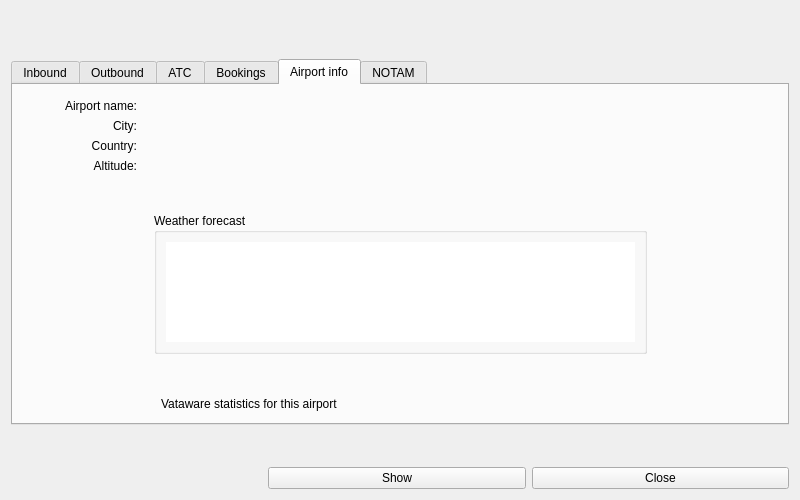
Before: the Qt Designer form source/ui/windows/airportdetailswindow.ui in Vatsinator/vatsinator-legacy, drawn with Qt 5.
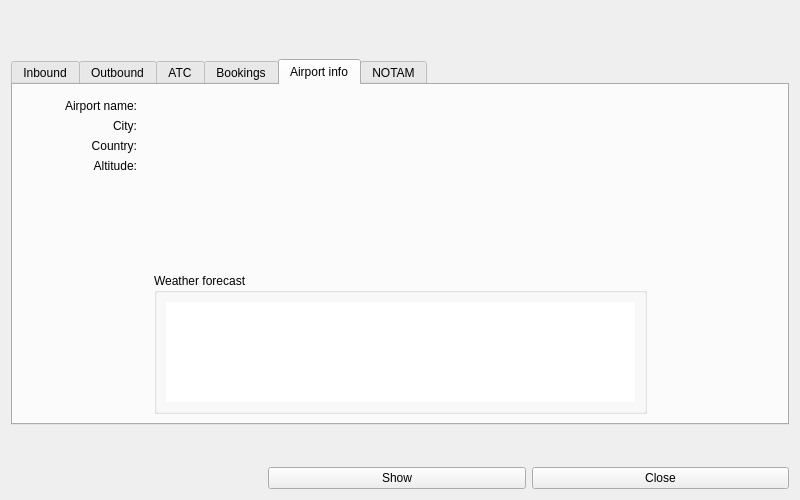
After: the same form once the commit is applied. The open tabs and pages were chosen to show the change. Icons and pictures are not drawn. Custom widgets are drawn as their Qt base class.

Commit message: Remove Vataware references https://www.facebook.com/vataware/posts/10151953331885976?stream_ref=10

Diff of the .ui file:
```diff
--- a/source/ui/windows/airportdetailswindow.ui
+++ b/source/ui/windows/airportdetailswindow.ui
@@ -574,65 +574,6 @@
            </item>
           </layout>
          </item>
-         <item>
-          <spacer name="verticalSpacer">
-           <property name="orientation">
-            <enum>Qt::Vertical</enum>
-           </property>
-           <property name="sizeHint" stdset="0">
-            <size>
-             <width>20</width>
-             <height>40</height>
-            </size>
-           </property>
-          </spacer>
-         </item>
-         <item>
-          <layout class="QHBoxLayout" name="horizontalLayout_5" stretch="1,0,5">
-           <item>
-            <widget class="QLabel" name="label_6">
-             <property name="text">
-              <string/>
-             </property>
-             <property name="pixmap">
-              <pixmap resource="../resources/imgs.qrc">:/extra/vataware.png</pixmap>
-             </property>
-             <property name="alignment">
-              <set>Qt::AlignRight|Qt::AlignTrailing|Qt::AlignVCenter</set>
-             </property>
-             <property name="margin">
-              <number>0</number>
-             </property>
-             <property name="indent">
-              <number>10</number>
-             </property>
-            </widget>
-           </item>
-           <item>
-            <spacer name="horizontalSpacer">
-             <property name="orientation">
-              <enum>Qt::Horizontal</enum>
-             </property>
-             <property name="sizeHint" stdset="0">
-              <size>
-               <width>10</width>
-               <height>20</height>
-              </size>
-             </property>
-            </spacer>
-           </item>
-           <item>
-            <widget class="QLabel" name="VatawareAirportLinkLabel">
-             <property name="text">
-              <string>Vataware statistics for this airport</string>
-             </property>
-             <property name="openExternalLinks">
-              <bool>true</bool>
-             </property>
-            </widget>
-           </item>
-          </layout>
-         </item>
         </layout>
        </item>
       </layout>
@@ -774,17 +715,17 @@
    <extends>QTableView</extends>
    <header>ui/views/controllertableview.h</header>
   </customwidget>
+  <customwidget>
+   <class>DelayedModelTableView</class>
+   <extends>QTableView</extends>
+   <header>ui/views/delayedmodeltableview.h</header>
+  </customwidget>
   <customwidget>
    <class>ScrollLabel</class>
    <extends>QWidget</extends>
    <header>ui/widgets/scrolllabel.h</header>
    <container>1</container>
   </customwidget>
-  <customwidget>
-   <class>DelayedModelTableView</class>
-   <extends>QTableView</extends>
-   <header>ui/views/delayedmodeltableview.h</header>
-  </customwidget>
  </customwidgets>
  <resources>
   <include location="../resources/imgs.qrc"/>
```
The commit also changes 7 other files.
